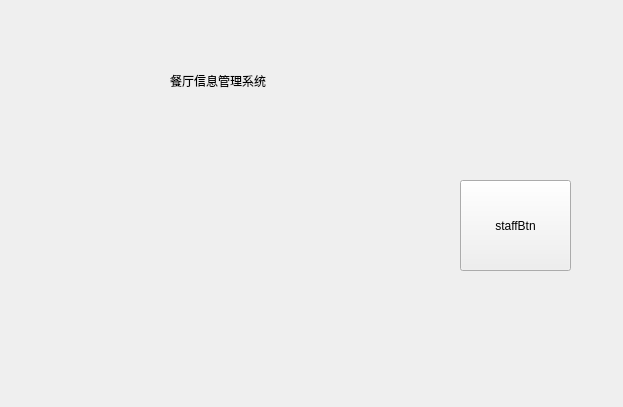
Qt form Restaurant/admindialog.ui (PG98/2017SepQt) before a commit.
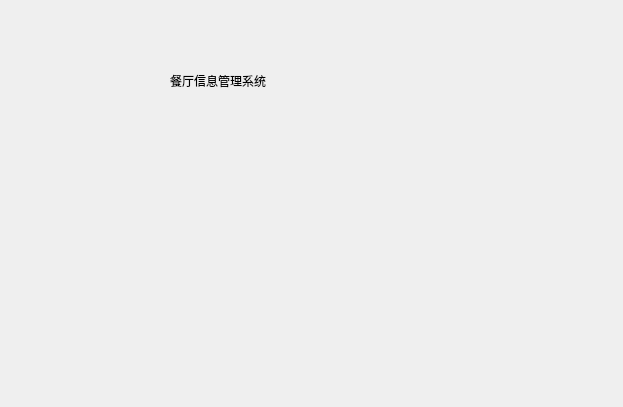
The same form after that commit. Icons and pictures are not drawn.

Patch:
```diff
--- a/Restaurant/admindialog.ui
+++ b/Restaurant/admindialog.ui
@@ -117,14 +117,35 @@
   <widget class="QPushButton" name="staffBtn">
    <property name="geometry">
     <rect>
-     <x>460</x>
-     <y>180</y>
-     <width>111</width>
-     <height>91</height>
+     <x>440</x>
+     <y>140</y>
+     <width>151</width>
+     <height>151</height>
     </rect>
    </property>
+   <property name="styleSheet">
+    <string notr="true">    QPushButton{
+    color: white;
+    font: bold 10pt;
+    border:none;
+    min-height: 24px;
+    min-width: 60px;
+    background-color:rgba(255,255,255,0);
+    background-image :url(:/images/staff1.png)  
+}
+QPushButton:hover
+{
+    color: white;
+    font: bold 10pt;
+    border:none;
+    min-height: 24px;
+    min-width: 60px;
+    background-color:rgba(255,255,255,0);
+    background-image :url(:/images/staff.png) 
+} </string>
+   </property>
    <property name="text">
-    <string>staffBtn</string>
+    <string/>
    </property>
   </widget>
   <widget class="QLabel" name="label_3">
```
